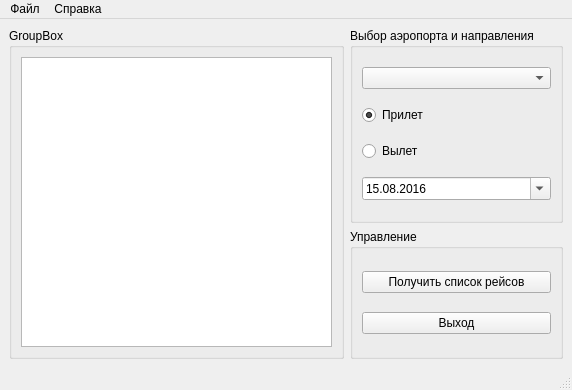
First picture: the form in mainwindow.ui, repository MiBeloz/HW-qt7-diplom, before the edit.
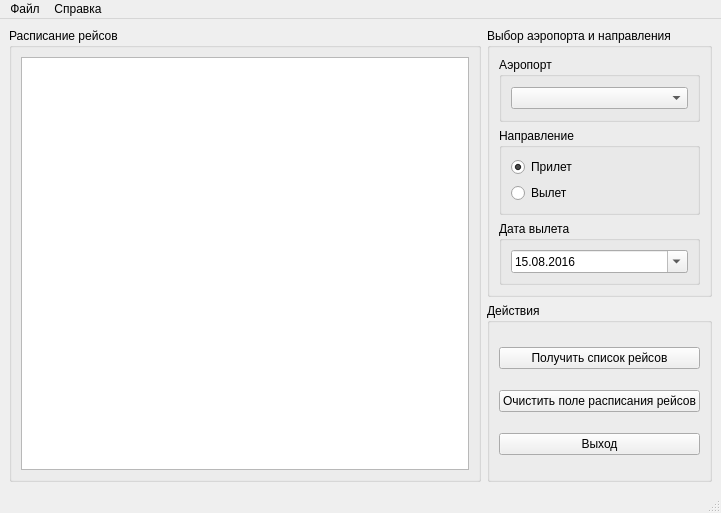
Second picture: the form after the edit.

Diff of the .ui file:
```diff
--- a/mainwindow.ui
+++ b/mainwindow.ui
@@ -6,8 +6,8 @@
    <rect>
     <x>0</x>
     <y>0</y>
-    <width>572</width>
-    <height>390</height>
+    <width>721</width>
+    <height>513</height>
    </rect>
   </property>
   <property name="sizePolicy">
@@ -48,10 +48,25 @@
         </property>
         <layout class="QVBoxLayout" name="verticalLayout_6">
          <item>
+          <widget class="QGroupBox" name="grB_airport">
+           <property name="title">
+            <string>Аэропорт</string>
+           </property>
+           <layout class="QVBoxLayout" name="verticalLayout_5">
+            <item>
           <widget class="QComboBox" name="cbox_listAirports"/>
          </item>
+           </layout>
+          </widget>
+         </item>
          <item>
-          <widget class="QRadioButton" name="rb_in">
+          <widget class="QGroupBox" name="grB_route">
+           <property name="title">
+            <string>Направление</string>
+           </property>
+           <layout class="QVBoxLayout" name="verticalLayout_4">
+            <item>
+             <widget class="QRadioButton" name="rb_arrival">
            <property name="text">
             <string>Прилет</string>
            </property>
@@ -61,7 +76,7 @@
           </widget>
          </item>
          <item>
-          <widget class="QRadioButton" name="rb_out">
+             <widget class="QRadioButton" name="rb_departure">
            <property name="text">
             <string>Вылет</string>
            </property>
@@ -70,8 +85,17 @@
            </property>
           </widget>
          </item>
+           </layout>
+          </widget>
+         </item>
          <item>
-          <widget class="QDateEdit" name="dateE_date">
+          <widget class="QGroupBox" name="grB_departureDate">
+           <property name="title">
+            <string>Дата вылета</string>
+           </property>
+           <layout class="QVBoxLayout" name="verticalLayout_7">
+            <item>
+             <widget class="QDateEdit" name="de_departureDate">
            <property name="maximumDateTime">
             <datetime>
              <hour>23</hour>
@@ -106,19 +130,29 @@
         </layout>
        </widget>
       </item>
+        </layout>
+       </widget>
+      </item>
       <item row="1" column="1">
-       <widget class="QGroupBox" name="grB_buttons">
+       <widget class="QGroupBox" name="grB_actions">
         <property name="title">
-         <string>Управление</string>
+         <string>Действия</string>
         </property>
         <layout class="QVBoxLayout" name="verticalLayout_2">
          <item>
-          <widget class="QPushButton" name="pb_getFlight">
+          <widget class="QPushButton" name="pb_getFlights">
            <property name="text">
             <string>Получить список рейсов</string>
            </property>
           </widget>
          </item>
+         <item>
+          <widget class="QPushButton" name="pb_clear_tv_flights">
+           <property name="text">
+            <string>Очистить поле расписания рейсов</string>
+           </property>
+          </widget>
+         </item>
          <item>
           <widget class="QPushButton" name="pb_exit">
            <property name="text">
@@ -132,7 +166,7 @@
       <item row="0" column="0" rowspan="2">
        <widget class="QGroupBox" name="grB_flights">
         <property name="title">
-         <string>GroupBox</string>
+         <string>Расписание рейсов</string>
         </property>
         <layout class="QVBoxLayout" name="verticalLayout_3">
          <item>
@@ -150,36 +184,56 @@
     <rect>
      <x>0</x>
      <y>0</y>
-     <width>572</width>
+     <width>721</width>
      <height>21</height>
     </rect>
    </property>
-   <widget class="QMenu" name="file">
+   <widget class="QMenu" name="menubar_file">
     <property name="title">
      <string>Файл</string>
     </property>
-    <addaction name="settings"/>
+    <addaction name="menubar_connect"/>
+    <addaction name="menubar_disconnect"/>
+    <addaction name="separator"/>
+    <addaction name="menubar_settings"/>
+    <addaction name="separator"/>
+    <addaction name="menubar_exit"/>
    </widget>
-   <widget class="QMenu" name="help">
+   <widget class="QMenu" name="menubar_help">
     <property name="title">
      <string>Справка</string>
     </property>
-    <addaction name="about"/>
+    <addaction name="menubar_about"/>
    </widget>
-   <addaction name="file"/>
-   <addaction name="help"/>
+   <addaction name="menubar_file"/>
+   <addaction name="menubar_help"/>
   </widget>
   <widget class="QStatusBar" name="statusbar"/>
-  <action name="settings">
+  <action name="menubar_settings">
    <property name="text">
     <string>Настройки</string>
    </property>
   </action>
-  <action name="about">
+  <action name="menubar_about">
    <property name="text">
     <string>О программе</string>
    </property>
   </action>
+  <action name="menubar_connect">
+   <property name="text">
+    <string>Подключиться</string>
+   </property>
+  </action>
+  <action name="menubar_disconnect">
+   <property name="text">
+    <string>Отключиться</string>
+   </property>
+  </action>
+  <action name="menubar_exit">
+   <property name="text">
+    <string>Выход</string>
+   </property>
+  </action>
  </widget>
  <resources/>
  <connections/>
```
Left out of the diff: 35 changed lines with no effect on the pictures. Lines whose indentation alone changed are shown as unchanged.
